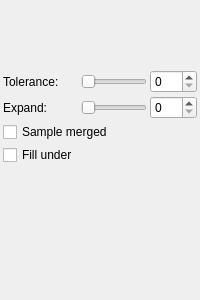
drawpile/Drawpile, file src/desktop/ui/fillsettings.ui: the form before one commit.
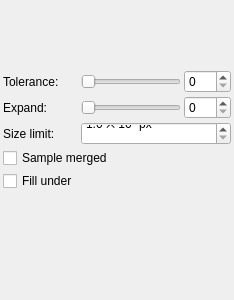
The form after the commit. Custom widgets are drawn as their Qt base class.

Diff of the .ui file:
```diff
--- a/src/desktop/ui/fillsettings.ui
+++ b/src/desktop/ui/fillsettings.ui
@@ -6,7 +6,7 @@
    <rect>
     <x>0</x>
     <y>0</y>
-    <width>200</width>
+    <width>234</width>
     <height>300</height>
    </rect>
   </property>
@@ -33,7 +33,7 @@
      </property>
     </widget>
    </item>
-   <item row="6" column="0">
+   <item row="7" column="0">
     <spacer name="verticalSpacer">
      <property name="orientation">
       <enum>Qt::Vertical</enum>
@@ -83,7 +83,7 @@
      </property>
     </widget>
    </item>
-   <item row="4" column="0" colspan="3">
+   <item row="5" column="0" colspan="3">
     <widget class="QCheckBox" name="samplemerged">
      <property name="text">
       <string>Sample merged</string>
@@ -119,13 +119,39 @@
      </property>
     </widget>
    </item>
-   <item row="5" column="0">
+   <item row="6" column="0">
     <widget class="QCheckBox" name="fillunder">
      <property name="text">
       <string>Fill under</string>
      </property>
     </widget>
    </item>
+   <item row="4" column="0">
+    <widget class="QLabel" name="label_3">
+     <property name="text">
+      <string>Size limit:</string>
+     </property>
+    </widget>
+   </item>
+   <item row="4" column="1" colspan="2">
+    <widget class="QDoubleSpinBox" name="sizelimit">
+     <property name="suffix">
+      <string> ྾ 10² px</string>
+     </property>
+     <property name="decimals">
+      <number>1</number>
+     </property>
+     <property name="minimum">
+      <double>1.000000000000000</double>
+     </property>
+     <property name="maximum">
+      <double>1000.000000000000000</double>
+     </property>
+     <property name="singleStep">
+      <double>0.300000000000000</double>
+     </property>
+    </widget>
+   </item>
   </layout>
  </widget>
  <customwidgets>
```
